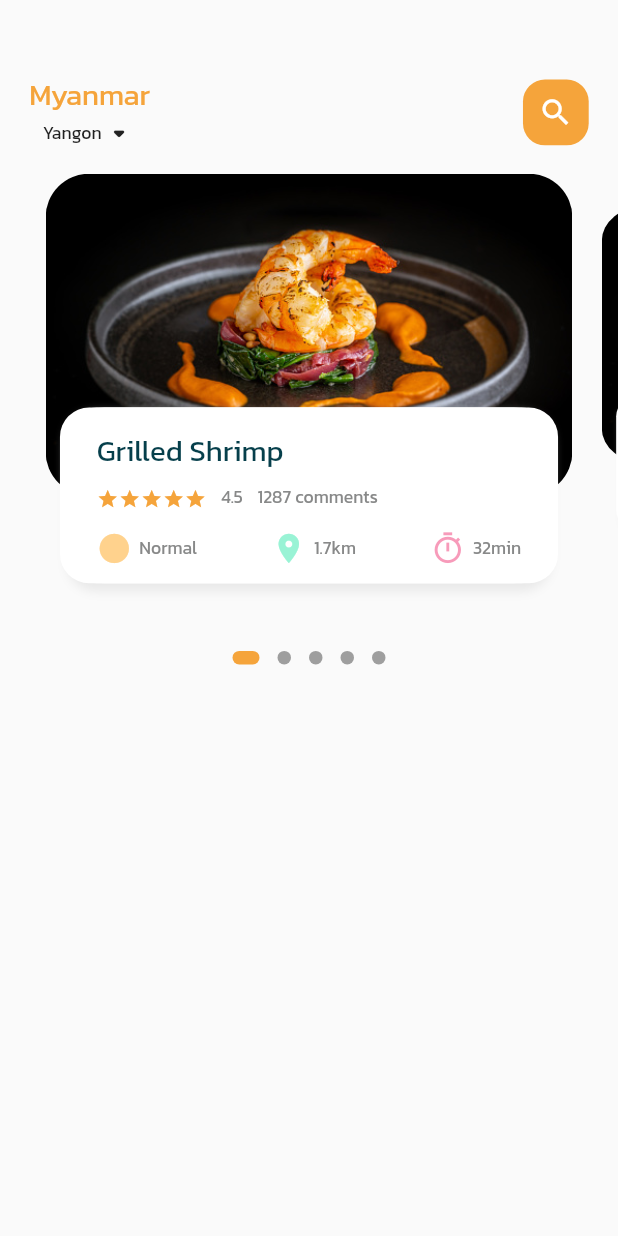
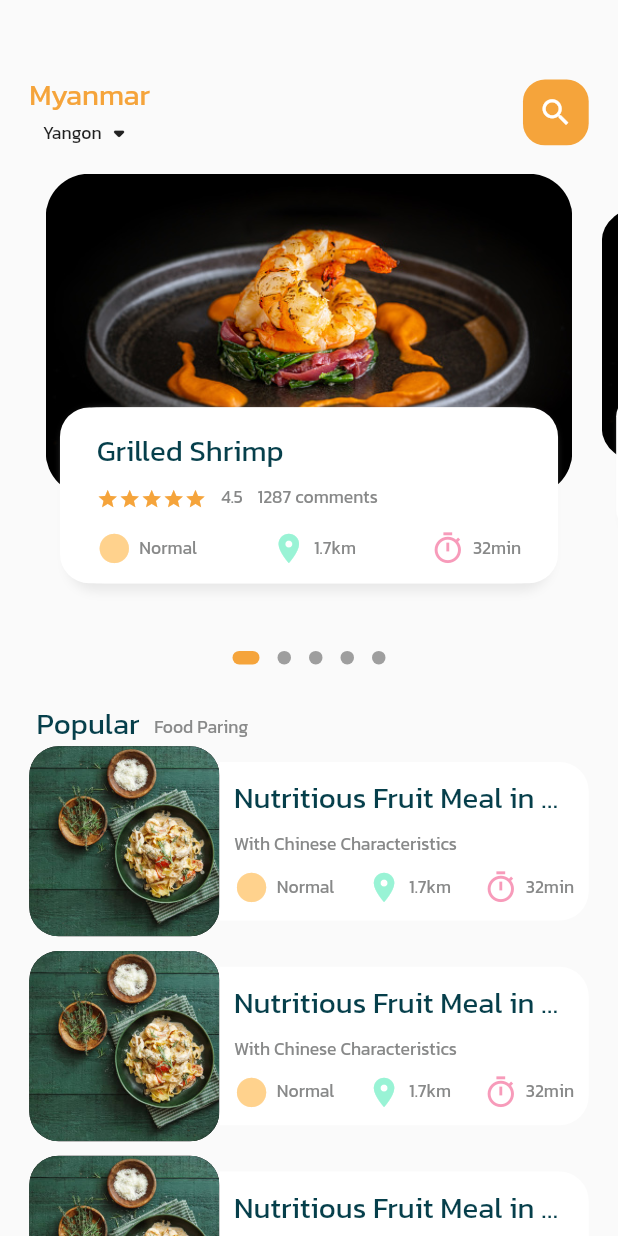
Before and after one commit to paingpyaethu/flutter-dev, a Flutter app: the screen it shows after launch, on a phone screen of 412 x 824 dp. Run offline on Flutter 3.47's test engine with Material 2 defaults, Android fonts, the light colour scheme and no system bars; drawn by our look-alikes of dots_indicator; our stand-ins replace dio, firebase_auth, firebase_core, floor, flutter_bloc, get and 2 more; accounts and stored records are empty; generated files the repository leaves out were written again.

Commit message:
updateListViewPopularFoods

```diff
--- a/ecommerce/just_foods/lib/main.dart
+++ b/ecommerce/just_foods/lib/main.dart
@@ -1,6 +1,6 @@
 import 'package:flutter/material.dart';
 import 'package:get/get.dart';
-import 'package:just_foods/home/main_food_page.dart';
+import 'package:just_foods/screens/home/main_food_page.dart';
 
 void main() {
   runApp(MyApp());
--- a/ecommerce/just_foods/lib/home/food_page_body.dart
+++ b/ecommerce/just_foods/lib/screens/home/food_page_body.dart
@@ -39,6 +39,9 @@ class _FoodPageBodyState extends State<FoodPageBody> {
   Widget build(BuildContext context) {
     return Column(
       children: [
+        /*
+        ==== Slider Section ====
+        */
         Container(
           // color: Colors.red,
           height: Dimensions.pageView,
@@ -49,6 +52,9 @@ class _FoodPageBodyState extends State<FoodPageBody> {
                 return _buildPageItem(position);
               }),
         ),
+        /*
+        ==== Dots ====
+        */
         new DotsIndicator(
           dotsCount: 5,
           position: _currentPageValue,
@@ -58,7 +64,110 @@ class _FoodPageBodyState extends State<FoodPageBody> {
               activeColor: AppColors.mainColor,
               activeShape: RoundedRectangleBorder(
                   borderRadius: BorderRadius.circular(5.0))),
-        )
+        ),
+        /*
+        ==== Popular Text ====
+        */
+        SizedBox(
+          height: Dimensions.height20,
+        ),
+        Container(
+          margin: EdgeInsets.only(left: Dimensions.width25),
+          // color: Colors.amber,
+          child: Row(
+            crossAxisAlignment: CrossAxisAlignment.end,
+            children: [
+              BigText(text: 'Popular'),
+              SizedBox(
+                width: Dimensions.width10,
+              ),
+              Container(
+                margin: EdgeInsets.only(bottom: Dimensions.height5),
+                child: SmallText(text: 'Food Paring'),
+              ),
+            ],
+          ),
+        ),
+        /*
+        ==== List of Foods and Images ====
+        */
+        ListView.builder(
+            physics: NeverScrollableScrollPhysics(),
+            shrinkWrap: true,
+            itemCount: 10,
+            itemBuilder: ((context, index) {
+              return Container(
+                margin: EdgeInsets.symmetric(horizontal: Dimensions.width20),
+                padding: EdgeInsets.only(bottom: Dimensions.height10),
+                // color: Colors.black26,
+                child: Row(children: [
+                  /*
+                  ==== Image Section ====
+                  */
+                  Container(
+                    width: Dimensions.listViewImgSize,
+                    height: Dimensions.listViewImgSize,
+                    decoration: BoxDecoration(
+                        borderRadius:
+                            BorderRadius.circular(Dimensions.radius20),
+                        color: Colors.black,
+                        image: DecorationImage(
+                            fit: BoxFit.cover,
+                            image: AssetImage("assets/images/food-1.jpeg"))),
+                  ),
+
+                  /*
+                  ==== Text Section ====
+                  */
+                  Expanded(
+                    child: Container(
+                      height: Dimensions.listViewTextContSize,
+                      decoration: BoxDecoration(
+                          borderRadius: BorderRadius.only(
+                              topRight: Radius.circular(Dimensions.radius20),
+                              bottomRight:
+                                  Radius.circular(Dimensions.radius20)),
+                          color: Colors.white),
+                      child: Padding(
+                        padding: EdgeInsets.symmetric(
+                            horizontal: Dimensions.width10),
+                        child: Column(
+                          crossAxisAlignment: CrossAxisAlignment.start,
+                          mainAxisAlignment: MainAxisAlignment.center,
+                          children: [
+                            BigText(text: 'Nutritious Fruit Meal in China'),
+                            SizedBox(
+                              height: Dimensions.height10,
+                            ),
+                            SmallText(text: 'With Chinese Characteristics'),
+                            SizedBox(
+                              height: Dimensions.height10,
+                            ),
+                            Row(
+                              mainAxisAlignment: MainAxisAlignment.spaceBetween,
+                              children: [
+                                IconAndText(
+                                    icon: Icons.circle_sharp,
+                                    text: 'Normal',
+                                    iconColor: AppColors.iconColor1),
+                                IconAndText(
+                                    icon: Icons.location_on,
+                                    text: '1.7km',
+                                    iconColor: AppColors.iconColor2),
+                                IconAndText(
+                                    icon: Icons.timer_sharp,
+                                    text: '32min',
+                                    iconColor: AppColors.iconColor3),
+                              ],
+                            )
+                          ],
+                        ),
+                      ),
+                    ),
+                  )
+                ]),
+              );
+            })),
       ],
     );
   }
--- a/ecommerce/just_foods/lib/home/main_food_page.dart
+++ b/ecommerce/just_foods/lib/screens/home/main_food_page.dart
@@ -1,5 +1,5 @@
 import 'package:flutter/material.dart';
-import 'package:just_foods/home/food_page_body.dart';
+import 'package:just_foods/screens/home/food_page_body.dart';
 import 'package:just_foods/utils/colors.dart';
 import 'package:just_foods/utils/dimensions.dart';
 import 'package:just_foods/widgets/big_text.dart';
@@ -67,9 +67,11 @@ class _MainFoodPageState extends State<MainFoodPage> {
                 ],
               )),
         ),
-
         //Showing the Body
-        FoodPageBody()
+        Expanded(
+            child: SingleChildScrollView(
+          child: FoodPageBody(),
+        ))
       ],
     ));
   }
--- a/ecommerce/just_foods/lib/utils/dimensions.dart
+++ b/ecommerce/just_foods/lib/utils/dimensions.dart
@@ -9,6 +9,7 @@ class Dimensions {
   static double pageViewTextContainer = screenHeight / 7.03;
 
   //Dynamic Height Padding and Margin
+  static double height5 = screenHeight / 168.8;
   static double height10 = screenHeight / 84.4;
   static double height15 = screenHeight / 56.3;
   static double height20 = screenHeight / 42.2;
@@ -31,4 +32,8 @@ class Dimensions {
 
   static double iconSize15 = screenHeight / 56.3;
   static double iconSize24 = screenHeight / 35.2;
+
+  //List View Size
+  static double listViewImgSize = screenWidth / 3.25;
+  static double listViewTextContSize = screenWidth / 3.9;
 }
```
